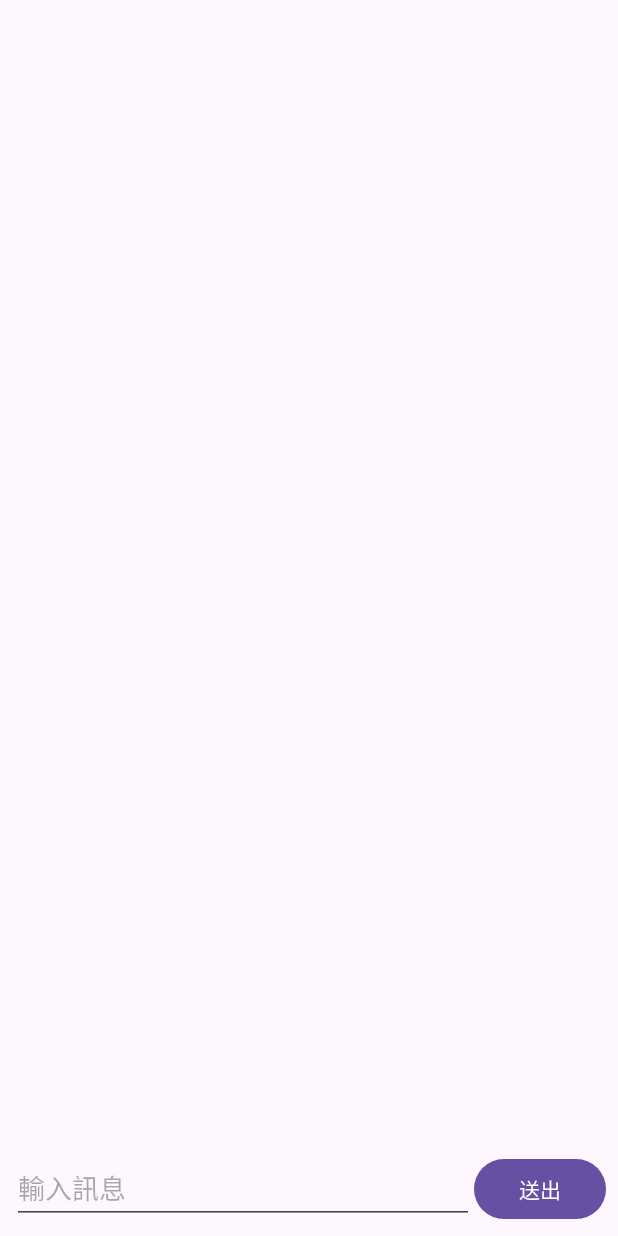
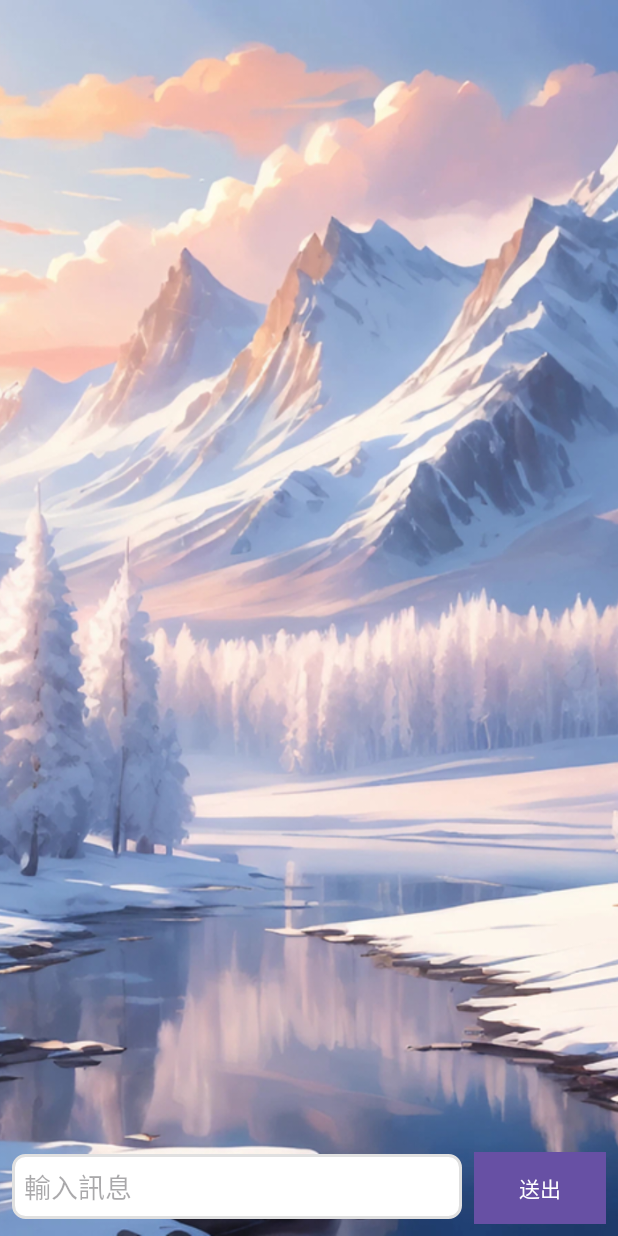
Before and after one commit to Yan-Yu-Lin/ChatGF, an Android app: the ChatActivity screen opened directly, with no data from a screen before it, on a phone screen of 412 x 824 dp. Run offline under Robolectric (Android 15) with nearby library versions, the phone set to English and light mode, and no system bars; libraries missing offline, so code that uses them is left out: com.aallam.openai.

Commit message:
chat background with season

```diff
--- a/app/src/main/java/com/example/chatgf/ChatActivity.kt
+++ b/app/src/main/java/com/example/chatgf/ChatActivity.kt
@@ -1,15 +1,18 @@
 package com.example.chatgf
 
-import androidx.appcompat.app.AppCompatActivity
 import android.os.Bundle
 import android.widget.Button
 import android.widget.EditText
+import android.widget.ImageView
+import android.widget.RelativeLayout
+import androidx.appcompat.app.AppCompatActivity
 import androidx.lifecycle.lifecycleScope
 import androidx.recyclerview.widget.LinearLayoutManager
 import androidx.recyclerview.widget.RecyclerView
 import com.aallam.openai.api.chat.ChatMessage
 import com.aallam.openai.api.chat.ChatRole
 import kotlinx.coroutines.launch
+import java.util.*
 
 public val EXTRA_CHAT_ID = "chat_id"
 
@@ -28,6 +31,19 @@ class ChatActivity : AppCompatActivity() {
         super.onCreate(savedInstanceState)
         setContentView(R.layout.activity_chat)
 
+        // 1. 根據季節設置背景圖片
+        val season = getSeason()
+        val backgroundRes = when (season) {
+            "spring" -> R.drawable.spring  // spring.jpg
+            "summer" -> R.drawable.summer  // summer.jpg
+            "autumn" -> R.drawable.fall    // autumn.jpg
+            "winter" -> R.drawable.winter  // winter.jpg
+            else -> R.drawable.spring // 默認背景
+        }
+
+        val backgroundImageView = findViewById<ImageView>(R.id.backgroundImage)
+        backgroundImageView.setImageResource(backgroundRes)
+
         val recyclerView = findViewById<RecyclerView>(R.id.recyclerView)
         val inputEditText = findViewById<EditText>(R.id.editTextUserInput)
         val sendButton = findViewById<Button>(R.id.btnSend)
@@ -36,21 +52,16 @@ class ChatActivity : AppCompatActivity() {
         recyclerView.layoutManager = LinearLayoutManager(this)
         recyclerView.adapter = adapter
 
-        // (可選) 加入 System role 引導 AI 的角色或風格
-        // messages.add(Message("system", "You are a helpful assistant..."))
+        // 其他初始化代碼...
 
         sendButton.setOnClickListener {
             val userInput = inputEditText.text.toString().trim()
             if (userInput.isNotEmpty()) {
-                // 1. 先把使用者訊息加進 messages
                 messages.add(Message(role = "user", content = userInput))
                 adapter.notifyItemInserted(messages.size - 1)
                 recyclerView.scrollToPosition(messages.size - 1)
 
-                // 2. 清空輸入框
                 inputEditText.setText("")
-
-                // 3. 呼叫 AI
                 getChatGPTReply()
             }
         }
@@ -67,9 +78,18 @@ class ChatActivity : AppCompatActivity() {
         }
     }
 
-    /**
-     * 核心：把「完整 messages」轉成 OpenAI ChatMessage 後，送到 API 做多輪對話。
-     */
+    // 根據當前月份判斷季節，並返回季節名稱
+    fun getSeason(): String {
+        val month = Calendar.getInstance().get(Calendar.MONTH) + 1 // 獲取當前月份，注意月份是從0開始的
+        return when (month) {
+            in 3..5 -> "spring"  // 春天 (3-5月)
+            in 6..8 -> "summer"  // 夏天 (6-8月)
+            in 9..11 -> "autumn" // 秋天 (9-11月)
+            else -> "winter"     // 冬天 (12月、1-2月)
+        }
+    }
+
+    // 核心：把「完整 messages」轉成 OpenAI ChatMessage 後，送到 API 做多輪對話。
     private fun getChatGPTReply() {
         lifecycleScope.launch {
             try {
@@ -91,10 +111,7 @@ class ChatActivity : AppCompatActivity() {
         }
     }
 
-    /**
-     * 將本地的 Message (UI) 轉成 OpenAI 的 ChatMessage。
-     * role: user / assistant / system -> ChatRole.User / ChatRole.Assistant / ChatRole.System
-     */
+    // 將本地的 Message (UI) 轉成 OpenAI 的 ChatMessage。
     private fun convertToOpenAIMessages(localMessages: List<Message>): List<ChatMessage> {
         return localMessages.map { msg ->
             val chatRole = when (msg.role) {
@@ -114,6 +131,4 @@ class ChatActivity : AppCompatActivity() {
             chatHistoryManager.saveChat(messages, currentChatId)
         }
     }
-
-
 }
--- /dev/null
+++ b/app/src/main/res/drawable/edit_text_background.xml
@@ -0,0 +1,6 @@
+<?xml version="1.0" encoding="utf-8"?>
+<shape xmlns:android="http://schemas.android.com/apk/res/android">
+    <solid android:color="#FFFFFF"/>
+    <corners android:radius="8dp"/>
+    <stroke android:color="#E0E0E0" android:width="2dp"/>
+</shape>
--- /dev/null
+++ b/app/src/main/res/drawable/rounded_button_background.xml
@@ -0,0 +1,5 @@
+<?xml version="1.0" encoding="utf-8"?>
+<selector xmlns:android="http://schemas.android.com/apk/res/android">
+    <item android:drawable="@android:color/darker_gray" android:state_pressed="true"/>
+    <item android:drawable="@android:color/black"/>
+</selector>
--- a/app/src/main/res/layout/activity_chat.xml
+++ b/app/src/main/res/layout/activity_chat.xml
@@ -1,38 +1,50 @@
 <?xml version="1.0" encoding="utf-8"?>
-<LinearLayout
-    xmlns:android="http://schemas.android.com/apk/res/android"
+<RelativeLayout xmlns:android="http://schemas.android.com/apk/res/android"
     android:layout_width="match_parent"
-    android:layout_height="match_parent"
-    android:orientation="vertical">
+    android:layout_height="match_parent">
+
+    <!-- 設定背景圖片 -->
+    <ImageView
+        android:id="@+id/backgroundImage"
+        android:layout_width="match_parent"
+        android:layout_height="match_parent"
+        android:scaleType="centerCrop" />
 
     <!-- 聊天紀錄的 RecyclerView -->
     <androidx.recyclerview.widget.RecyclerView
         android:id="@+id/recyclerView"
         android:layout_width="match_parent"
         android:layout_height="0dp"
-        android:layout_weight="1" />
-
-
+        android:layout_alignParentTop="true"
+        android:layout_marginBottom="16dp"
+        android:layout_above="@id/inputLayout" />
 
     <!-- 文字輸入框 + 送出按鈕 -->
     <LinearLayout
+        android:id="@+id/inputLayout"
         android:layout_width="match_parent"
         android:layout_height="wrap_content"
         android:orientation="horizontal"
-        android:padding="8dp">
+        android:padding="8dp"
+        android:layout_alignParentBottom="true">
 
         <EditText
             android:id="@+id/editTextUserInput"
             android:layout_width="0dp"
             android:layout_height="wrap_content"
             android:layout_weight="1"
-            android:hint="輸入訊息" />
+            android:hint="輸入訊息"
+            android:padding="8dp"
+            android:background="@drawable/edit_text_background" />
 
         <Button
             android:id="@+id/btnSend"
             android:layout_width="wrap_content"
             android:layout_height="wrap_content"
             android:text="送出"
-            android:fontFamily="@font/chenyu"/>
+            android:textColor="#FFFFFF"
+            android:fontFamily="@font/chenyu"
+            android:layout_marginStart="8dp"
+            android:background="@drawable/rounded_button_background" />
     </LinearLayout>
-</LinearLayout>
+</RelativeLayout>
```
Also changed, not shown: app/src/main/res/drawable/spring.png (added), app/src/main/res/drawable/summer.jpg (added), app/src/main/res/drawable/winter.jpg (added), 1 other file.
